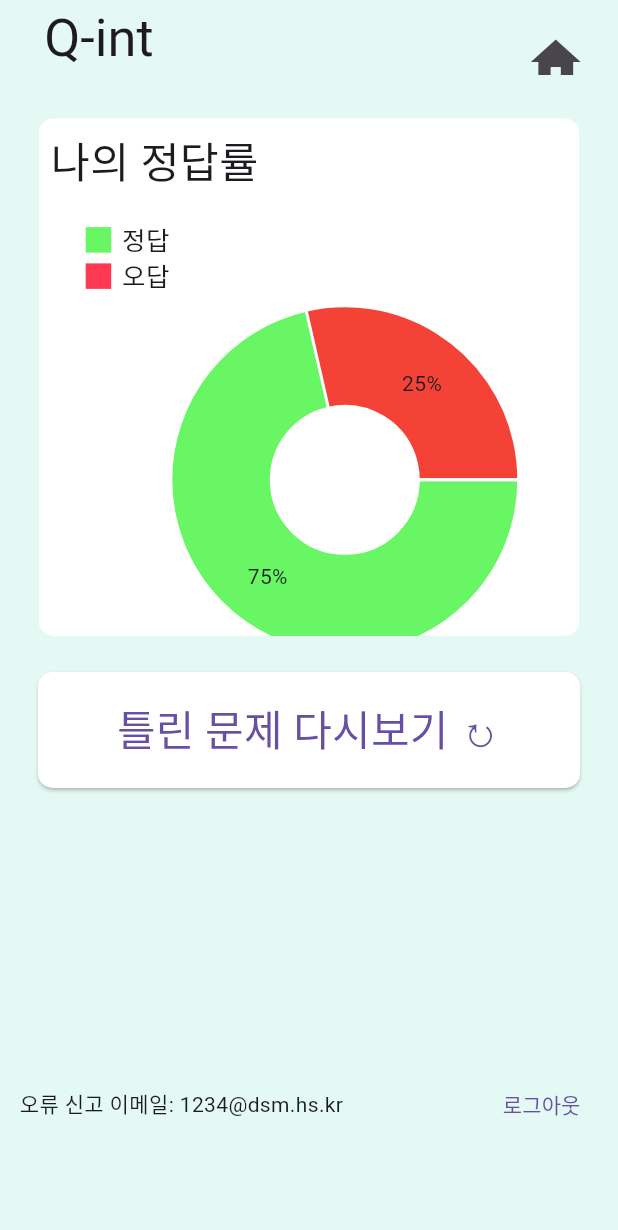
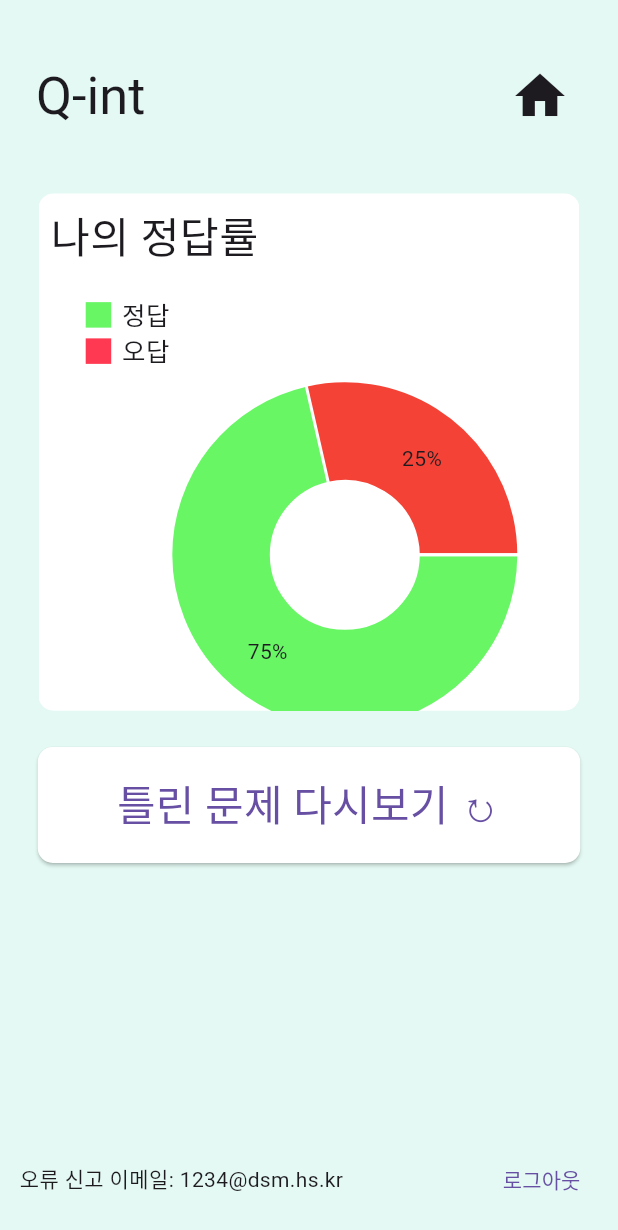
Before and after one commit to cartooncompany/homeworkMVVM, a Flutter app: the MypageScreen screen opened directly, on a phone screen of 412 x 824 dp. Shown: the top 1230 px of the screen. Run offline on Flutter 3.47's test engine with Material 3 defaults, Android fonts, the phone set to English and light mode, and no system bars; drawn by our look-alikes of fl_chart; our stand-ins replace flutter_screenutil; Roboto replaces fonts that are missing (Pretendard).

Commit message:
오류 수정

```diff
--- a/lib/MainPage/widget/my_page_app_bar.dart
+++ b/lib/MainPage/widget/my_page_app_bar.dart
@@ -9,19 +9,21 @@ class MyPageAppBar extends StatelessWidget implements PreferredSizeWidget {
   Widget build(BuildContext context) {
     return PreferredSize(
       preferredSize: preferredSize,
-      child: AppBar(
+      child: Padding(
+        padding: const EdgeInsets.all(8.0),
+        child: Column(
+          mainAxisAlignment: MainAxisAlignment.end,
+          children: [
+            AppBar(
               backgroundColor: const Color(0xffE4F9F3),
-        title: const Padding(
-          padding: EdgeInsets.all(13.5),
-          child: Text(
+              title: Row(
+                mainAxisAlignment: MainAxisAlignment.spaceBetween,
+                children: [
+                  const Text(
                     "Q-int",
                     style: TextStyle(fontSize: 35),
                   ),
-        ),
-        actions: [
-          Padding(
-            padding: const EdgeInsets.all(13.5),
-            child: IconButton(
+                  IconButton(
                     iconSize: 40,
                     onPressed: () {
                       Navigator.pushReplacement(
@@ -33,12 +35,15 @@ class MyPageAppBar extends StatelessWidget implements PreferredSizeWidget {
                     },
                     icon: const Icon(Icons.home),
                   ),
+                ],
+              ),
             ),
           ],
+        ),
       ),
     );
   }
 
   @override
-  Size get preferredSize => const Size.fromHeight(50);
+  Size get preferredSize => const Size.fromHeight(100);
 }
```
Lines whose indentation alone changed are shown as unchanged.
